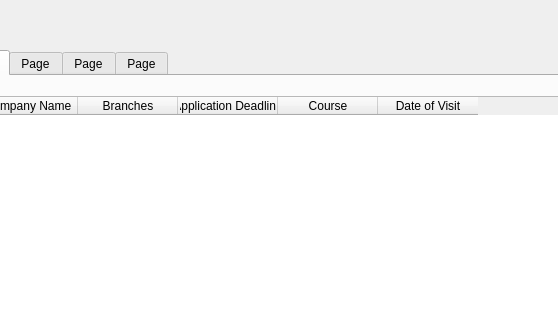
Qt form frontend/ui/placement_cell_student.ui (raghuvanshraj/Placement-Cell-Management-System) before a commit; both pictures show x 225 to 783 and y 0 to 320 of the 992 by 748 pixel window.
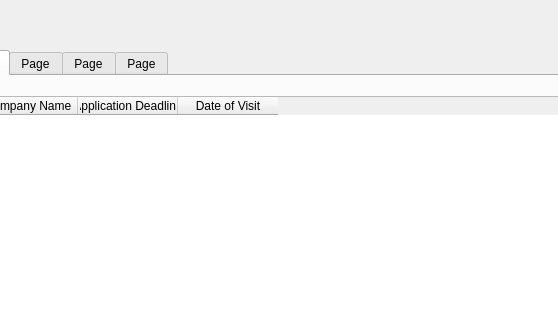
The same form after that commit. Icons and pictures are not drawn.

```diff
--- a/frontend/ui/placement_cell_student.ui
+++ b/frontend/ui/placement_cell_student.ui
@@ -125,21 +125,11 @@
         <string>Company Name</string>
        </property>
       </column>
-      <column>
-       <property name="text">
-        <string>Branches</string>
-       </property>
-      </column>
       <column>
        <property name="text">
         <string>Application Deadline</string>
        </property>
       </column>
-      <column>
-       <property name="text">
-        <string>Course</string>
-       </property>
-      </column>
       <column>
        <property name="text">
         <string>Date of Visit</string>
```
Left out of the diff: 11 changed lines with no effect on the pictures.
